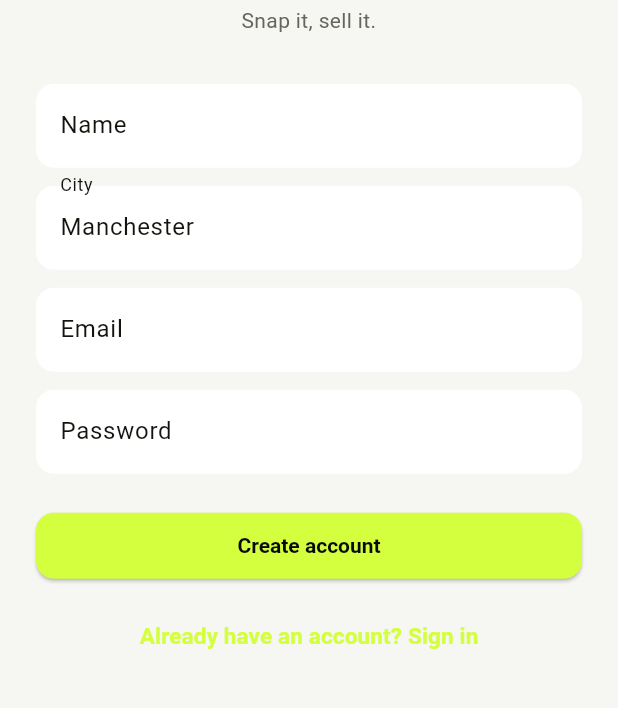
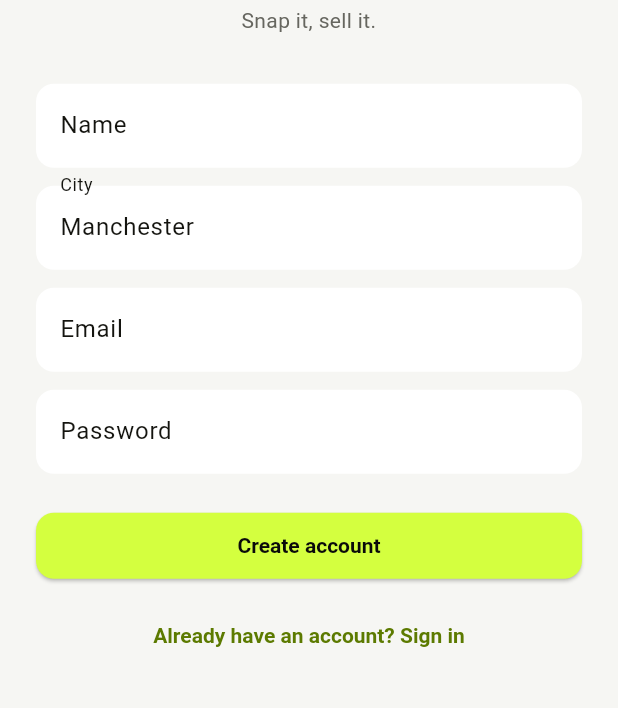
Before and after one commit to DigitalFils/Jiink, a Flutter app: the screen it shows after launch, on a phone screen of 412 x 824 dp, the part 325-1033 px from its top. Run offline on Flutter 3.47's test engine with Material 3 defaults, Android fonts, the phone set to English and light mode, and no system bars; our stand-ins replace cloud_firestore, cloud_functions, firebase_auth, firebase_core, firebase_messaging, firebase_storage and 2 more; missing offline and left inert: flutter_stripe; accounts and stored records are empty.

Commit message:
Fix Provider<AppState> crash on pushed routes, faint light-mode text buttons, and price input
Provider<AppState> not found: ChangeNotifierProvider<AppState> only
wrapped MaterialApp's home:, not MaterialApp itself. A Navigator's pushed
routes live as sibling OverlayEntry's, not descendants of whatever home:
rendered, so any screen reached via Navigator.push (Publish, Chat,
ListingDetail — all read AppState) fell outside the provider and crashed.
Restructured _AuthGate to build the whole MaterialApp itself once signed
in, with the AppState provider wrapping it, so every pushed route is a
real descendant.

Faint lime text in light mode: "Set up" and "Save this search" are
TextButtons with no explicit style, so they fell back to
ColorScheme.primary — the raw brand lime, illegible on the light theme's
off-white background despite reading fine on black. Added a
textButtonTheme with a darker lime for light mode only.

Price field accepting "5. 5": no inputFormatters on the price field let
some keyboards' auto-punctuation insert a stray space after the decimal
point, which double.tryParse then rejected. Restricted input to digits
and '.' at the keystroke level, and trimmed before parsing as a backstop.

Payouts "INTERNAL" error: pulled the actual Cloud Functions logs rather
than guessing — createPayoutOnboardingLink is failing because the
platform's Stripe account hasn't signed up for Connect yet
(dashboard.stripe.com/connect), not a code bug. Can't complete that step
from here since it needs the account holder's own action on Stripe's
dashboard. Made the function surface Stripe's real error message via
HttpsError instead of letting it fall through as an opaque "internal", so
this and similar Stripe-side issues are readable from the app directly
next time.

Co-Authored-By: Claude Sonnet 5 <noreply@anthropic.com>
Claude-Session: https://claude.ai/code/session_0195suo1jDY8EYgt9qC2apSs

```diff
--- a/app/lib/main.dart
+++ b/app/lib/main.dart
@@ -114,22 +114,19 @@ class S8llApp extends StatelessWidget {
         Provider(create: (_) => SavedSearchesRepository()),
         Provider(create: (_) => TrustSafetyRepository()),
       ],
-      child: Consumer<ThemeController>(
-        builder: (context, themeController, _) {
-          return MaterialApp(
-            title: 'S8LL',
-            debugShowCheckedModeBanner: false,
-            themeMode: themeController.mode,
-            theme: buildS8llTheme(brightness: Brightness.light),
-            darkTheme: buildS8llTheme(),
-            home: const _AuthGate(),
-          );
-        },
-      ),
+      child: const _AuthGate(),
     );
   }
 }
 
+/// Decides, then builds, the whole [MaterialApp] — rather than sitting
+/// inside a fixed MaterialApp's `home:`, so that a signed-in [AppState] can
+/// wrap the MaterialApp itself. A Navigator's pushed routes (chat threads,
+/// listing detail, publish) are siblings in its Overlay, not descendants of
+/// whatever `home:` rendered; a provider placed only around `home:` is
+/// invisible to them, which is exactly the "Provider<AppState> not found"
+/// crash that hit every pushed screen reading AppState. Wrapping MaterialApp
+/// itself makes it an ancestor of the Overlay, and so of every route in it.
 class _AuthGate extends StatelessWidget {
   const _AuthGate();
 
@@ -140,16 +137,33 @@ class _AuthGate extends StatelessWidget {
       stream: authService.authStateChanges,
       builder: (context, snapshot) {
         if (snapshot.connectionState == ConnectionState.waiting) {
-          return const Scaffold(body: Center(child: CircularProgressIndicator()));
+          return _buildApp(
+            home: const Scaffold(body: Center(child: CircularProgressIndicator())),
+          );
         }
         final user = snapshot.data;
         if (user == null) {
-          return AuthScreen(authService: authService);
+          return _buildApp(home: AuthScreen(authService: authService));
         }
         return ChangeNotifierProvider<AppState>(
           key: ValueKey(user.uid),
           create: (_) => AppState(uid: user.uid),
-          child: const _PushNotificationRegistrar(child: RootShell()),
+          child: _buildApp(home: const _PushNotificationRegistrar(child: RootShell())),
+        );
+      },
+    );
+  }
+
+  Widget _buildApp({required Widget home}) {
+    return Consumer<ThemeController>(
+      builder: (context, themeController, _) {
+        return MaterialApp(
+          title: 'S8LL',
+          debugShowCheckedModeBanner: false,
+          themeMode: themeController.mode,
+          theme: buildS8llTheme(brightness: Brightness.light),
+          darkTheme: buildS8llTheme(),
+          home: home,
         );
       },
     );
--- a/app/lib/theme.dart
+++ b/app/lib/theme.dart
@@ -171,6 +171,13 @@ ThemeData buildS8llTheme({Brightness brightness = Brightness.dark}) {
     ),
   );
 
+  // TextButton has no explicit style below, so without this it falls back
+  // to ColorScheme.primary — the raw brand lime, which reads fine on the
+  // dark theme's near-black background but is nearly illegible ("faint")
+  // as text on the light theme's off-white one. Only light mode needs a
+  // deeper stand-in; dark mode keeps the actual brand lime.
+  final textButtonColor = isDark ? S8llColors.lime : const Color(0xFF5C7A00);
+
   final base = ThemeData(
     useMaterial3: true,
     brightness: brightness,
@@ -220,6 +227,12 @@ ThemeData buildS8llTheme({Brightness brightness = Brightness.dark}) {
         padding: const EdgeInsets.symmetric(vertical: 14),
       ),
     ),
+    textButtonTheme: TextButtonThemeData(
+      style: TextButton.styleFrom(
+        foregroundColor: textButtonColor,
+        textStyle: const TextStyle(fontWeight: FontWeight.w700),
+      ),
+    ),
     outlinedButtonTheme: OutlinedButtonThemeData(
       style: OutlinedButton.styleFrom(
         foregroundColor: tint.textPrimary,
```
Also changed, not shown: app/lib/screens/publish_screen.dart (+10 -3 lines), 1 other file.
